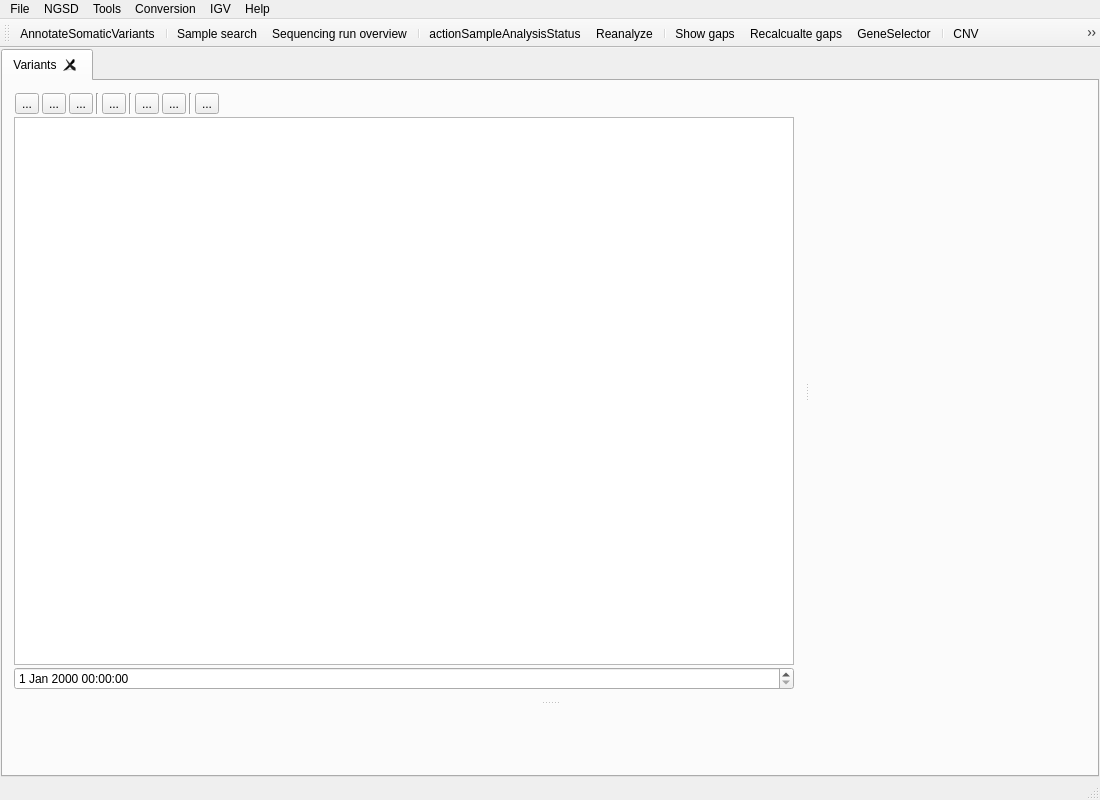
Qt form src/GSvar/MainWindow.ui (imgag/ngs-bits) before a commit.
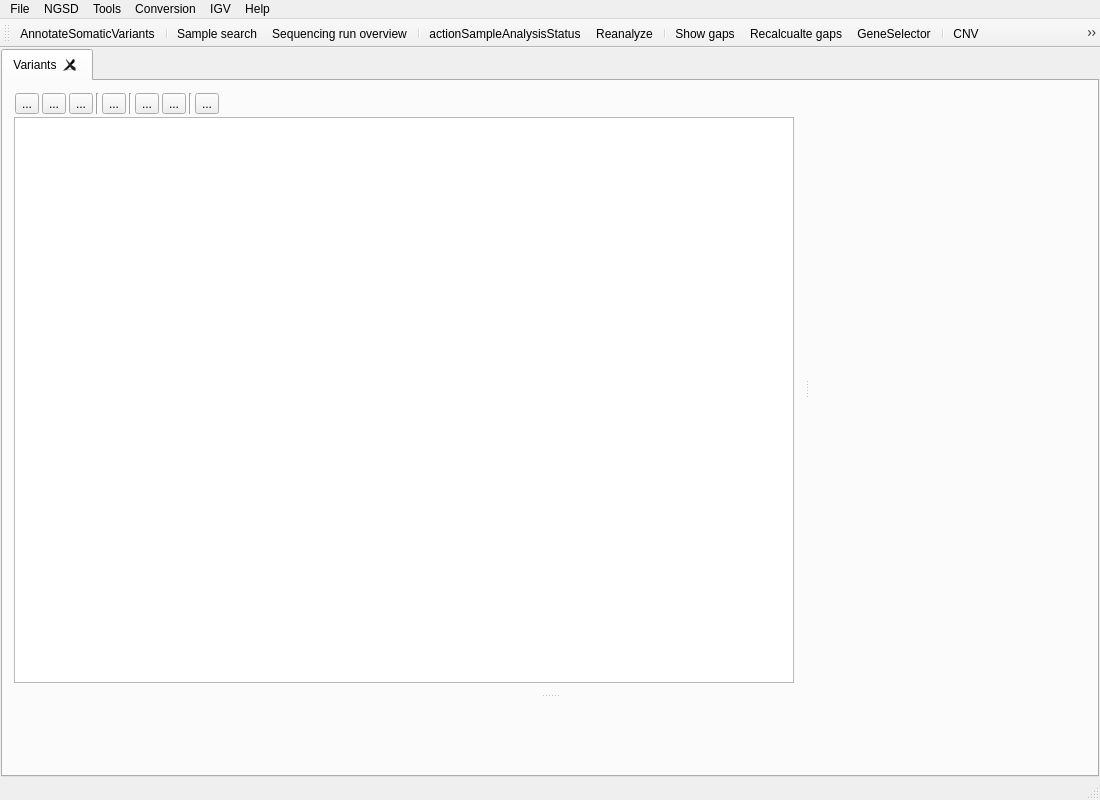
The same form after that commit. Icons and pictures are not drawn. Custom widgets are drawn as their Qt base class.

Patch:
```diff
--- a/src/GSvar/MainWindow.ui
+++ b/src/GSvar/MainWindow.ui
@@ -296,9 +296,6 @@
                </attribute>
               </widget>
              </item>
-             <item>
-              <widget class="QDateTimeEdit" name="dateTimeEdit"/>
-             </item>
             </layout>
            </widget>
            <widget class="FilterWidget" name="filters" native="true">
```
